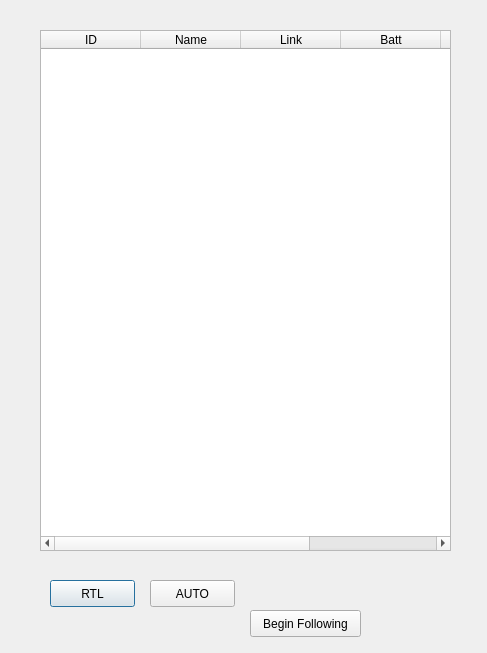
Qt form SwarmCommander/modules/sc_qt_gui/dashboardDialog.ui (jaymonty/swarmcommander) before a commit.
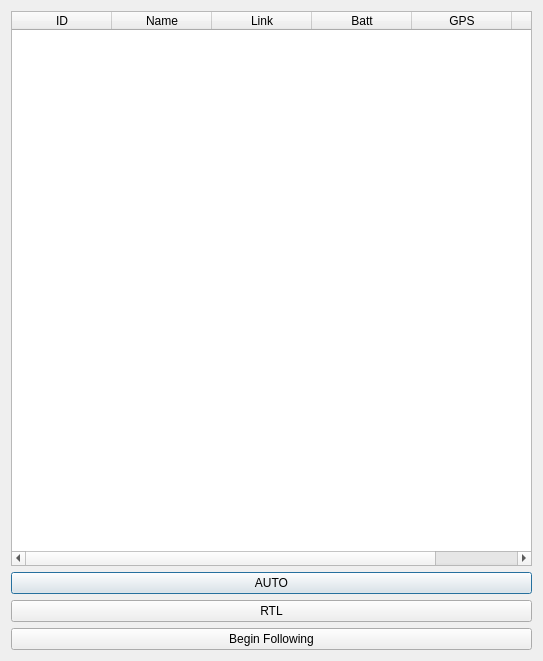
The same form after that commit.

Commit message: qt_gui: Resizeable widgets.  Also improved zoom a bit more.

The edit to the form file:
```diff
--- a/SwarmCommander/modules/sc_qt_gui/dashboardDialog.ui
+++ b/SwarmCommander/modules/sc_qt_gui/dashboardDialog.ui
@@ -6,22 +6,16 @@
    <rect>
     <x>0</x>
     <y>0</y>
-    <width>487</width>
-    <height>653</height>
+    <width>543</width>
+    <height>661</height>
    </rect>
   </property>
   <property name="windowTitle">
    <string>Dashboard</string>
   </property>
+  <layout class="QVBoxLayout" name="verticalLayout">
+   <item>
   <widget class="QTableWidget" name="tableWidget">
-   <property name="geometry">
-    <rect>
-     <x>40</x>
-     <y>30</y>
-     <width>411</width>
-     <height>521</height>
-    </rect>
-   </property>
    <column>
     <property name="text">
      <string>ID</string>
@@ -53,45 +47,29 @@
     </property>
    </column>
   </widget>
-  <widget class="QPushButton" name="btn_RTL">
-   <property name="geometry">
-    <rect>
-     <x>50</x>
-     <y>580</y>
-     <width>85</width>
-     <height>27</height>
-    </rect>
-   </property>
-   <property name="text">
-    <string>RTL</string>
-   </property>
-  </widget>
+   </item>
+   <item>
   <widget class="QPushButton" name="btn_AUTO">
-   <property name="geometry">
-    <rect>
-     <x>150</x>
-     <y>580</y>
-     <width>85</width>
-     <height>27</height>
-    </rect>
-   </property>
    <property name="text">
     <string>AUTO</string>
    </property>
   </widget>
+   </item>
+   <item>
+    <widget class="QPushButton" name="btn_RTL">
+     <property name="text">
+      <string>RTL</string>
+     </property>
+    </widget>
+   </item>
+   <item>
   <widget class="QPushButton" name="btn_beginFollow">
-   <property name="geometry">
-    <rect>
-     <x>250</x>
-     <y>610</y>
-     <width>111</width>
-     <height>27</height>
-    </rect>
-   </property>
    <property name="text">
     <string>Begin Following</string>
    </property>
   </widget>
+   </item>
+  </layout>
  </widget>
  <resources/>
  <connections/>
```
Lines whose indentation alone changed are shown as unchanged. The commit also changes 4 other files.
